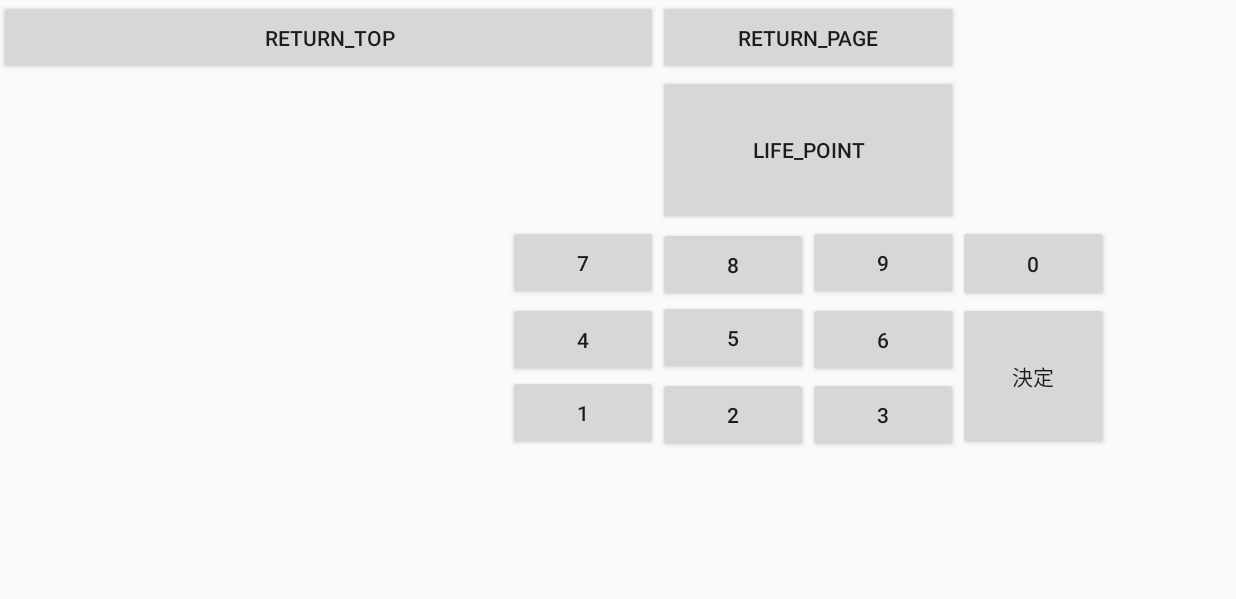
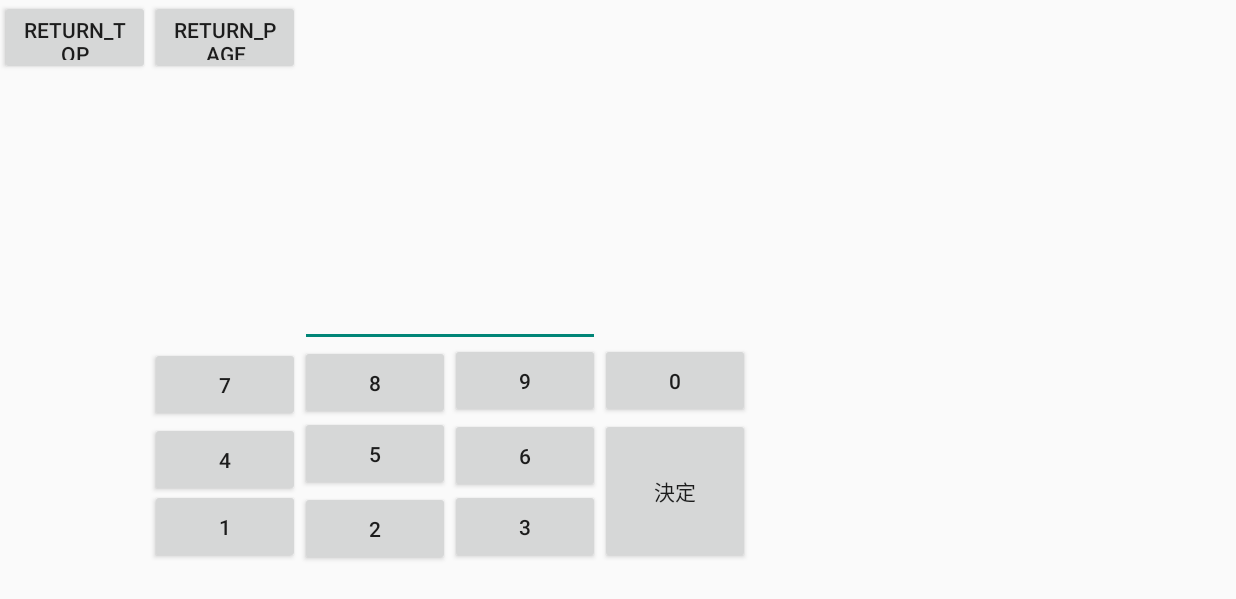
Before and after one commit to GlueChan/Yu-gi-oh, an Android app: the Life_setting screen opened directly, with no data from a screen before it, on a phone screen of 824 x 412 dp (held sideways). Shown: the top 599 px of the screen. Run offline under Robolectric (Android 15) with nearby library versions, the phone set to English and light mode, and no system bars.

Commit message:
ダメージ、ライフ電卓途中

```diff
--- a/app/src/main/java/to/msn/wings/sample/Life_setting.java
+++ b/app/src/main/java/to/msn/wings/sample/Life_setting.java
@@ -4,12 +4,22 @@ import android.content.Intent;
 import android.os.Bundle;
 import android.support.v7.app.AppCompatActivity;
 import android.view.View;
+import android.widget.Button;
+import android.widget.EditText;
 
 /**
  * Created by 4163214 on 10/26/2017.
  */
 
 public class Life_setting extends AppCompatActivity implements View.OnClickListener{
+
+    Button button0, button1, button2, button3, button4, button5,
+            button6, button7, button8, button9,
+            decision; //決定
+
+
+    EditText editText;
+
 
     @Override
     protected void onCreate(Bundle bundle) {
@@ -18,6 +28,91 @@ public class Life_setting extends AppCompatActivity implements View.OnClickListe
 
         findViewById(R.id.return_Page).setOnClickListener(this);
         findViewById(R.id.return_Top).setOnClickListener(this);
+
+        button0 = (Button) findViewById(R.id.Button_0);
+        button1 = (Button) findViewById(R.id.Button_1);
+        button2 = (Button) findViewById(R.id.Button_2);
+        button3 = (Button) findViewById(R.id.Button_3);
+        button4 = (Button) findViewById(R.id.Button_4);
+        button5 = (Button) findViewById(R.id.Button_5);
+        button6 = (Button) findViewById(R.id.Button_6);
+        button7 = (Button) findViewById(R.id.Button_7);
+        button8 = (Button) findViewById(R.id.Button_8);
+        button9 = (Button) findViewById(R.id.Button_9);
+
+        decision = (Button)findViewById(R.id.Button_decision); //決定ボタン
+
+        editText = (EditText) findViewById(R.id.setting_life);
+
+        button0.setOnClickListener(new View.OnClickListener() {
+            @Override
+            public void onClick(View v) {
+                editText.setText(editText.getText() + "0");
+            }
+        });
+
+        button1.setOnClickListener(new View.OnClickListener() {
+            @Override
+            public void onClick(View v) {
+                editText.setText(editText.getText() + "1");
+            }
+        });
+
+        button2.setOnClickListener(new View.OnClickListener() {
+            @Override
+            public void onClick(View v) {
+                editText.setText(editText.getText() + "2");
+            }
+        });
+
+        button3.setOnClickListener(new View.OnClickListener() {
+            @Override
+            public void onClick(View v) {
+                editText.setText(editText.getText() + "3");
+            }
+        });
+
+        button4.setOnClickListener(new View.OnClickListener() {
+            @Override
+            public void onClick(View v) {
+                editText.setText(editText.getText() + "4");
+            }
+        });
+
+        button5.setOnClickListener(new View.OnClickListener() {
+            @Override
+            public void onClick(View v) {
+                editText.setText(editText.getText() + "5");
+            }
+        });
+
+        button6.setOnClickListener(new View.OnClickListener() {
+            @Override
+            public void onClick(View v) {
+                editText.setText(editText.getText() + "6");
+            }
+        });
+
+        button7.setOnClickListener(new View.OnClickListener() {
+            @Override
+            public void onClick(View v) {
+                editText.setText(editText.getText() + "7");
+            }
+        });
+
+        button8.setOnClickListener(new View.OnClickListener() {
+            @Override
+            public void onClick(View v) {
+                editText.setText(editText.getText() + "8");
+            }
+        });
+
+        button9.setOnClickListener(new View.OnClickListener() {
+            @Override
+            public void onClick(View v) {
+                editText.setText(editText.getText() + "9");
+            }
+        });
     }
 
     public void onClick(View view) {     //ボタンがクリックされたとき
--- a/app/src/main/res/layout/dentaku_player1.xml
+++ b/app/src/main/res/layout/dentaku_player1.xml
@@ -84,7 +84,6 @@
         android:id="@+id/insert_point"
         android:layout_width="100dp"
         android:layout_height="50dp"
-        android:text="1000"
         android:layout_alignBaseline="@+id/insert_point3"
         android:layout_alignBottom="@+id/insert_point3"
         android:layout_alignParentLeft="true"
--- a/app/src/main/res/layout/life_setting.xml
+++ b/app/src/main/res/layout/life_setting.xml
@@ -2,46 +2,6 @@
 <RelativeLayout xmlns:android="http://schemas.android.com/apk/res/android"
 android:layout_width="match_parent"
 android:layout_height="match_parent">
-
-<Button
-    android:id="@+id/Button_8"
-    android:layout_width="100dp"
-    android:layout_height="50dp"
-    android:text="8"
-    android:layout_alignBaseline="@+id/Button_9"
-    android:layout_alignBottom="@+id/Button_9"
-    android:layout_toLeftOf="@+id/Button_9"
-    android:layout_toStartOf="@+id/Button_9" />
-
-<Button
-    android:id="@+id/Button_5"
-    android:layout_width="100dp"
-    android:layout_height="50dp"
-    android:text="5"
-    android:layout_below="@+id/Button_7"
-    android:layout_alignLeft="@+id/Button_2"
-    android:layout_alignStart="@+id/Button_2" />
-
-<Button
-    android:id="@+id/Button_0"
-    android:layout_width="100dp"
-    android:layout_height="50dp"
-    android:text="0"
-    android:layout_marginRight="85dp"
-    android:layout_marginEnd="85dp"
-    android:layout_alignBottom="@+id/Button_8"
-    android:layout_alignParentRight="true"
-    android:layout_alignParentEnd="true"
-    android:layout_alignTop="@+id/Button_9" />
-
-<Button
-    android:id="@+id/Button_2"
-    android:layout_width="100dp"
-    android:layout_height="50dp"
-    android:text="2"
-    android:layout_toStartOf="@+id/Button_6"
-    android:layout_below="@+id/Button_6"
-    android:layout_toLeftOf="@+id/Button_6" />
 
     <Button
     android:id="@+id/Button_6"
@@ -54,52 +14,6 @@ android:layout_height="match_parent">
     android:layout_toEndOf="@+id/Button_8" />
 
     <Button
-    android:id="@+id/Button_9"
-    android:layout_width="100dp"
-    android:layout_height="50dp"
-    android:text="9"
-    android:layout_below="@+id/Player_cal1"
-    android:layout_toLeftOf="@+id/Button_0"
-    android:layout_toStartOf="@+id/Button_0" />
-
-<Button
-    android:id="@+id/Button_7"
-    android:layout_width="100dp"
-    android:layout_height="50dp"
-    android:text="7"
-    android:layout_below="@+id/Player_cal1"
-    android:layout_toLeftOf="@+id/Button_8"
-    android:layout_toStartOf="@+id/Button_8" />
-
-<Button
-    android:id="@+id/Button_4"
-    android:layout_width="100dp"
-    android:layout_height="50dp"
-    android:text="4"
-    android:layout_alignBaseline="@+id/Button_5"
-    android:layout_alignBottom="@+id/Button_5"
-    android:layout_alignLeft="@+id/Button_7"
-    android:layout_alignStart="@+id/Button_7" />
-
-<Button
-    android:id="@+id/Button_1"
-    android:layout_width="100dp"
-    android:layout_height="50dp"
-    android:text="1"
-    android:layout_below="@+id/Button_5"
-    android:layout_alignLeft="@+id/Button_4"
-    android:layout_alignStart="@+id/Button_4" />
-
-<Button
-    android:id="@+id/Button_3"
-    android:layout_width="100dp"
-    android:layout_height="50dp"
-    android:text="3"
-    android:layout_below="@+id/Button_6"
-    android:layout_toRightOf="@+id/Button_2"
-    android:layout_toEndOf="@+id/Button_2" />
-
-<Button
     android:id="@+id/Button_Equal"
     android:layout_width="100dp"
     android:layout_height="50dp"
@@ -110,34 +24,115 @@ android:layout_height="match_parent">
     android:layout_below="@+id/Button_0" />
 
     <Button
+        android:id="@+id/return_Top"
+        android:layout_width="100dp"
+        android:layout_height="50dp"
+        android:text="return_Top"/>
+
+
+    <Button
+        android:id="@+id/Button_2"
+        android:layout_width="100dp"
+        android:layout_height="50dp"
+        android:text="2"
+        android:layout_alignBaseline="@+id/Button_1"
+        android:layout_alignBottom="@+id/Button_1"
+        android:layout_toRightOf="@+id/Button_1"
+        android:layout_toEndOf="@+id/Button_1" />
+
+    <Button
+    android:id="@+id/Button_3"
+    android:layout_width="100dp"
+    android:layout_height="50dp"
+    android:text="3"
+        android:layout_alignBottom="@+id/Button_Equal"
+        android:layout_toRightOf="@+id/Button_2"
+        android:layout_toEndOf="@+id/Button_2" />
+
+    <Button
+        android:id="@+id/Button_5"
+        android:layout_width="100dp"
+        android:layout_height="50dp"
+        android:text="5"
+        android:layout_above="@+id/Button_2"
+        android:layout_toRightOf="@+id/Button_1"
+        android:layout_toEndOf="@+id/Button_1" />
+
+    <Button
+        android:id="@+id/Button_9"
+        android:layout_width="100dp"
+        android:layout_height="50dp"
+        android:text="9"
+        android:layout_above="@+id/Button_6"
+        android:layout_toRightOf="@+id/Button_5"
+        android:layout_toEndOf="@+id/Button_5" />
+
+    <Button
+    android:id="@+id/Button_0"
+    android:layout_width="100dp"
+    android:layout_height="50dp"
+    android:text="0"
+        android:layout_alignTop="@+id/Button_9"
+        android:layout_toRightOf="@+id/Button_9"
+        android:layout_toEndOf="@+id/Button_9" />
+
+    <Button
     android:id="@+id/return_Page"
     android:layout_width="100dp"
     android:layout_height="50dp"
     android:text="return_page"
         android:layout_alignParentTop="true"
-    android:layout_alignRight="@+id/Player_cal1"
-    android:layout_alignEnd="@+id/Player_cal1"
-    android:layout_alignLeft="@+id/Player_cal1"
-    android:layout_alignStart="@+id/Player_cal1" />
+        android:layout_toRightOf="@+id/return_Top"
+        android:layout_toEndOf="@+id/return_Top" />
 
     <Button
-    android:id="@+id/Player_cal1"
-    android:layout_width="200dp"
-    android:layout_height="100dp"
-    android:text="Life_Point"
-    android:layout_below="@+id/return_Page"
+        android:id="@+id/Button_8"
+        android:layout_width="100dp"
+        android:layout_height="50dp"
+        android:text="8"
+        android:layout_alignBaseline="@+id/Button_9"
+        android:layout_alignBottom="@+id/Button_9"
         android:layout_toRightOf="@+id/Button_7"
         android:layout_toEndOf="@+id/Button_7" />
 
     <Button
-        android:id="@+id/return_Top"
+        android:id="@+id/Button_7"
         android:layout_width="100dp"
         android:layout_height="50dp"
-        android:text="return_Top"
-        android:layout_alignParentTop="true"
-        android:layout_alignParentLeft="true"
-        android:layout_alignParentStart="true"
-        android:layout_toLeftOf="@+id/return_Page"
-        android:layout_toStartOf="@+id/return_Page" />
+        android:text="7"
+        android:layout_alignBaseline="@+id/Button_8"
+        android:layout_alignBottom="@+id/Button_8"
+        android:layout_toLeftOf="@+id/Button_5"
+        android:layout_toStartOf="@+id/Button_5" />
+
+    <Button
+        android:id="@+id/Button_1"
+        android:layout_width="100dp"
+        android:layout_height="50dp"
+        android:text="1"
+        android:layout_marginBottom="36dp"
+        android:layout_alignParentBottom="true"
+        android:layout_toRightOf="@+id/return_Top"
+        android:layout_toEndOf="@+id/return_Top" />
+
+    <Button
+        android:id="@+id/Button_4"
+        android:layout_width="100dp"
+        android:layout_height="50dp"
+        android:text="4"
+        android:layout_below="@+id/Button_7"
+        android:layout_alignLeft="@+id/Button_1"
+        android:layout_alignStart="@+id/Button_1" />
+
+    <EditText
+        android:id="@+id/setting_life"
+        android:lines="1"
+        android:maxLength="4"
+        android:layout_width="200dp"
+        android:layout_height="100dp"
+        android:layout_above="@+id/Button_7"
+        android:layout_toRightOf="@+id/Button_7"
+        android:layout_toEndOf="@+id/Button_7" />
+
 
 </RelativeLayout>
```
Also changed, not shown: app/src/main/java/to/msn/wings/sample/Damage_setting.java (+106 -1 lines), app/src/main/res/layout/damage_setting.xml (+98 -129 lines). Lines whose indentation alone changed are shown as unchanged.
